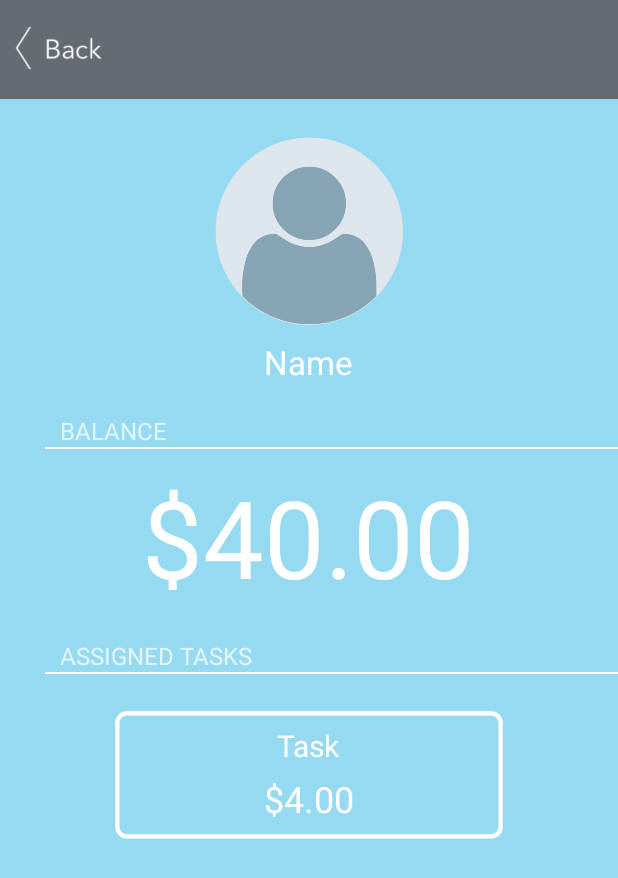
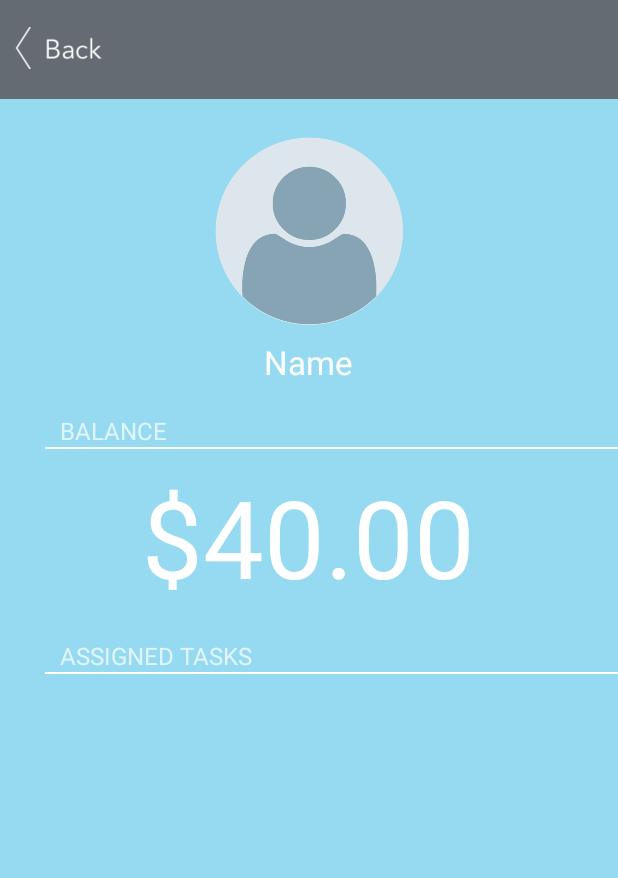
Before and after one commit to SangChanKim/mogul, an Android app: the ChildView screen opened directly, with no data from a screen before it, on a phone screen of 412 x 824 dp. Shown: the top 878 px of the screen. Run offline under Robolectric (Android 15) with nearby library versions, the phone set to English and light mode, and no system bars; our stand-ins replace Firebase (no records; nobody signed in at launch, a user with empty details on screens opened directly); 10 statements that could not run were skipped.

Commit message:
add_task and child_view fixed and stuff

```diff
--- a/app/src/main/res/layout/activity_add_task.xml
+++ b/app/src/main/res/layout/activity_add_task.xml
@@ -74,6 +74,7 @@
         android:layout_marginLeft="20dp"
         android:backgroundTint="@color/lime_green"
         />
+
     <TextView
         android:layout_width="wrap_content"
         android:layout_height="wrap_content"
@@ -84,13 +85,27 @@
         android:layout_alignStart="@id/description_edit"
         android:id="@+id/dollarsign" />
 
+    <EditText
+        android:layout_width="150dp"
+        android:layout_height="wrap_content"
+        android:inputType="numberDecimal"
+        android:id="@+id/deadline_edit"
+        android:hint="Deadline"
+
+        android:layout_below="@+id/price_edit"
+        android:layout_marginTop="20dp"
+        android:layout_alignLeft="@+id/task_name_edit"
+        android:layout_alignStart="@+id/task_name_edit"
+        android:backgroundTint="@color/lime_green"
+        />
+
     <TextView
         android:layout_width="wrap_content"
         android:layout_height="wrap_content"
         android:textAppearance="?android:attr/textAppearanceMedium"
         android:text="ASSIGN TO"
         android:id="@+id/assign_to_label"
-        android:layout_below="@+id/price_edit"
+        android:layout_below="@+id/deadline_edit"
         android:layout_alignLeft="@id/dollarsign"
         android:layout_alignStart="@id/dollarsign"
         android:layout_marginTop="30dp" />
--- a/app/src/main/res/layout/activity_child_view.xml
+++ b/app/src/main/res/layout/activity_child_view.xml
@@ -106,44 +106,16 @@
         android:layout_marginLeft="30dp"
         android:background="@android:color/white" />
 
+    <ListView
+        android:id="@+id/assigned_list"
+        android:layout_width="match_parent"
+        android:layout_height="wrap_content"
+        android:layout_below="@id/separator_2"
+        android:layout_marginTop="10dp"
+        android:layout_marginLeft="30dp"
+        android:layout_marginRight="30dp">
 
-    <RelativeLayout
-        android:id="@+id/task_button_layout"
-        android:layout_width="260dp"
-        android:layout_height="86dp"
-        android:layout_below="@id/assigned_tasks"
-        android:layout_centerHorizontal="true"
-        android:layout_marginTop="25dp">
-
-        <ImageView
-            android:layout_width="260dp"
-            android:layout_height="86dp"
-            android:id="@+id/assigned_task"
-            android:src="@drawable/assigned_task_button"
-            />
-        <TextView
-            android:layout_width="wrap_content"
-            android:layout_height="wrap_content"
-            android:id="@+id/task_text"
-            android:text="Task"
-            android:textColor="@android:color/white"
-            android:textSize="20sp"
-            android:layout_marginTop="10dp"
-            android:layout_centerHorizontal="true"
-            />
-        <TextView
-            android:layout_width="wrap_content"
-            android:layout_height="wrap_content"
-            android:id="@+id/task_amount"
-            android:layout_below="@id/task_text"
-            android:text="$4.00"
-            android:textColor="@android:color/white"
-            android:textSize="24sp"
-            android:layout_marginTop="5dp"
-            android:layout_centerHorizontal="true"
-            />
-    </RelativeLayout>
-
+    </ListView>
 
 
 </RelativeLayout>
```
